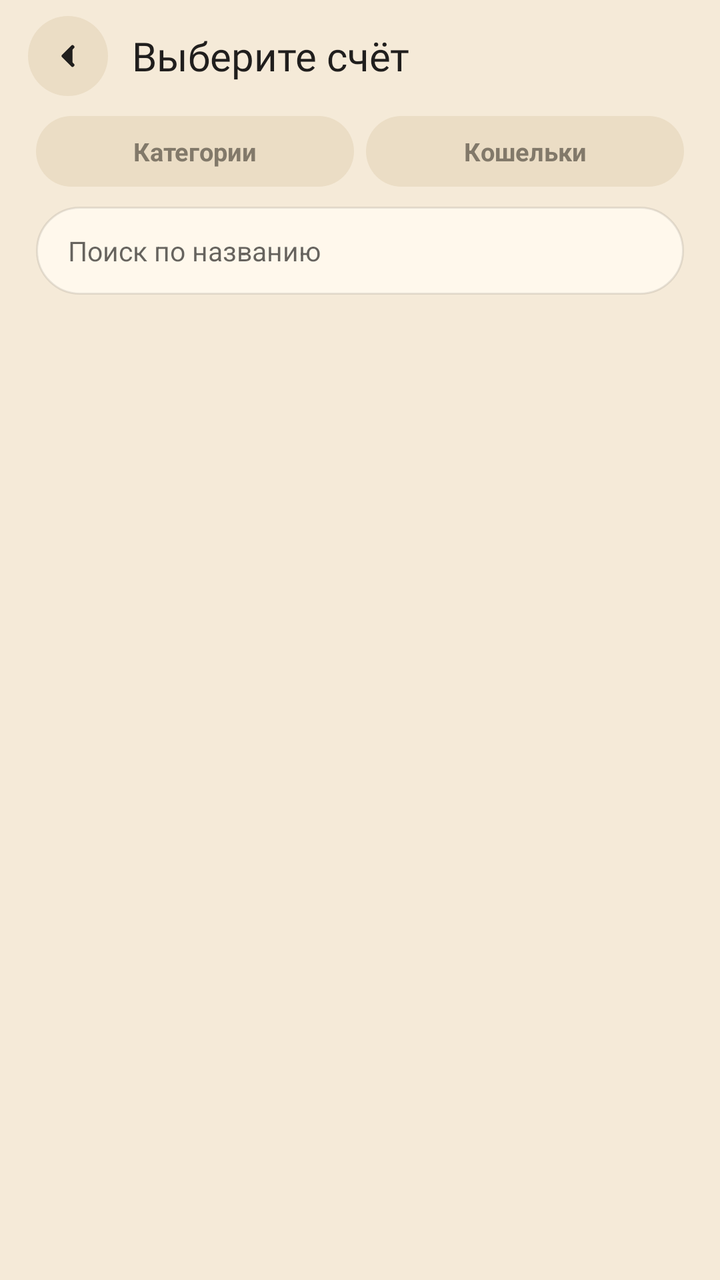
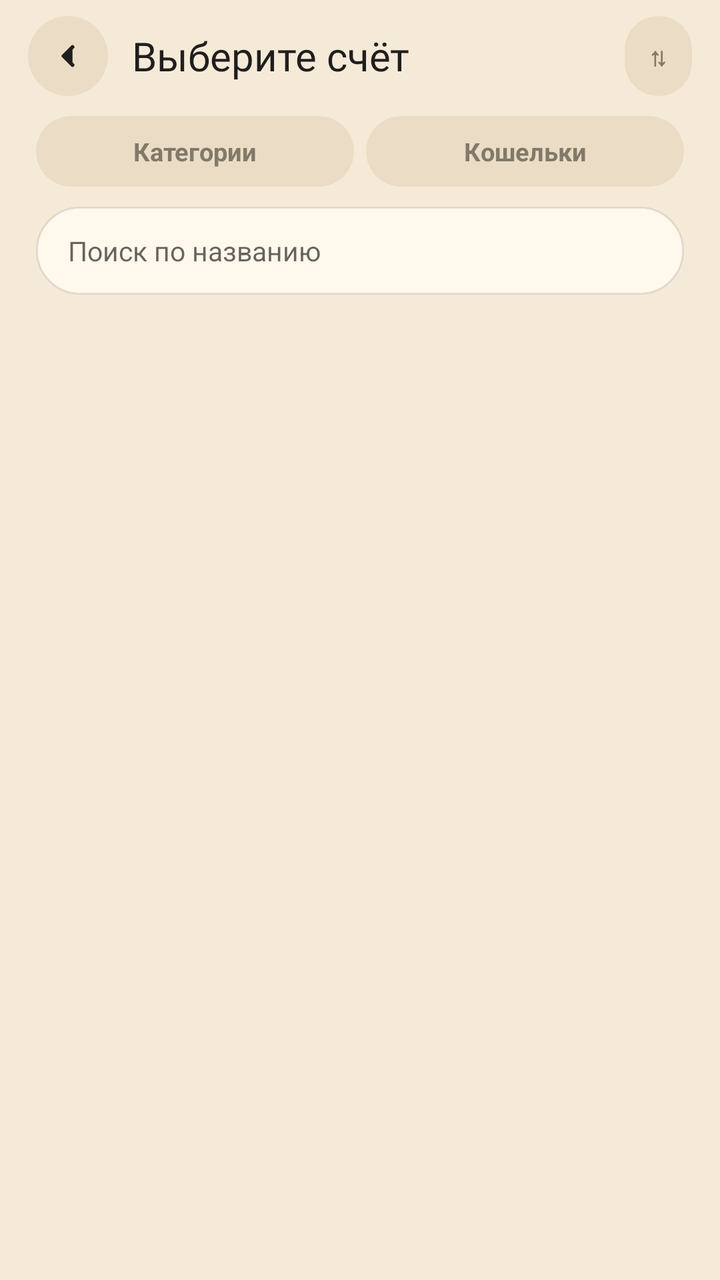

Two renders of the same Android screen: before a commit and after it. Below are the layout's source before the change and the commit's diff.
<!-- AndroidManifest.xml: activity theme AppTheme.NoActionBar -->
<!-- res/layout/activity_account_picker.xml -->
<?xml version="1.0" encoding="utf-8"?>

<LinearLayout xmlns:android="http://schemas.android.com/apk/res/android"
    android:layout_width="match_parent"
    android:layout_height="match_parent"
    android:orientation="vertical"
    android:background="@color/colorBackground">

    <LinearLayout
        android:layout_width="match_parent"
        android:layout_height="wrap_content"
        android:orientation="horizontal"
        android:gravity="center_vertical"
        android:paddingLeft="14dp"
        android:paddingRight="14dp"
        android:paddingTop="8dp"
        android:paddingBottom="10dp">

        <ImageButton
            android:id="@+id/btnUp"
            android:layout_width="40dp"
            android:layout_height="40dp"
            android:background="@drawable/bg_pill_secondary"
            android:contentDescription="Назад"
            android:padding="11dp"
            android:scaleType="fitCenter"
            android:src="@drawable/ic_nav_back"
            android:onClick="btnUp"/>

        <TextView
            android:id="@+id/pickerTitle"
            android:layout_width="0dp"
            android:layout_height="wrap_content"
            android:layout_weight="1"
            android:layout_marginStart="12dp"
            android:fontFamily="@font/caprasimo"
            android:text="Выберите счёт"
            android:textColor="@color/colorTextPrimary"
            android:textSize="20sp"/>
    </LinearLayout>

    
    <LinearLayout
        android:id="@+id/rowKindFilter"
        android:layout_width="match_parent"
        android:layout_height="wrap_content"
        android:orientation="horizontal"
        android:paddingLeft="18dp"
        android:paddingRight="18dp"
        android:paddingBottom="10dp">

        <TextView
            android:id="@+id/kindCategories"
            style="@style/FilterChip"
            android:text="Категории"
            android:onClick="onKindFilterClick"/>

        <TextView
            android:id="@+id/kindWallets"
            style="@style/FilterChip"
            android:layout_marginEnd="0dp"
            android:text="Кошельки"
            android:onClick="onKindFilterClick"/>
    </LinearLayout>

    <EditText
        android:id="@+id/searchInput"
        android:layout_width="match_parent"
        android:layout_height="44dp"
        android:layout_marginLeft="18dp"
        android:layout_marginRight="18dp"
        android:layout_marginBottom="10dp"
        android:background="@drawable/bg_input_pill"
        android:hint="Поиск по названию"
        android:inputType="text"
        android:paddingLeft="16dp"
        android:paddingRight="16dp"
        android:singleLine="true"
        android:textSize="13.5sp"/>

    <TextView
        android:id="@+id/emptyState"
        android:layout_width="match_parent"
        android:layout_height="wrap_content"
        android:layout_marginTop="24dp"
        android:gravity="center"
        android:text="Ничего не найдено"
        android:textColor="@color/colorTextHint"
        android:textSize="13sp"
        android:visibility="gone"/>

    <ListView
        android:id="@+id/listAccounts"
        android:layout_width="match_parent"
        android:layout_height="0dp"
        android:layout_weight="1"
        android:clipToPadding="false"
        android:divider="@null"
        android:paddingLeft="18dp"
        android:paddingRight="18dp"/>

    
    <LinearLayout
        android:id="@+id/btnAddAccountRow"
        android:layout_width="match_parent"
        android:layout_height="50dp"
        android:layout_margin="18dp"
        android:background="@drawable/bg_pill_dashed"
        android:gravity="center"
        android:visibility="gone"
        android:onClick="onAddAccount">

        <TextView
            android:layout_width="wrap_content"
            android:layout_height="wrap_content"
            android:text="+ Добавить кошелёк или категорию"
            android:textSize="14sp"
            android:textStyle="bold"
            android:textColor="@color/colorexpanse"/>
    </LinearLayout>
</LinearLayout>
<!-- resources referenced by this layout -->
<resources>
  <color name="colorBackground">#F5EAD8</color>
  <color name="colorTextHint">#A19786</color>
  <color name="colorTextPrimary">#201E1D</color>
  <color name="colorexpanse">#8C491A</color>
  <!-- drawable bg_input_pill (drawable) -->
  <?xml version="1.0" encoding="utf-8"?>
  <shape xmlns:android="http://schemas.android.com/apk/res/android">
      <solid android:color="@color/colorSurface"/>
      <corners android:radius="999dp"/>
      <stroke android:width="1dp" android:color="@color/colorCardBorder"/>
  </shape>
  <!-- drawable bg_pill_dashed (drawable) -->
  <?xml version="1.0" encoding="utf-8"?>
  <shape xmlns:android="http://schemas.android.com/apk/res/android">
      <solid android:color="@android:color/transparent"/>
      <corners android:radius="999dp"/>
      <stroke android:width="1.5dp" android:color="@color/colorOutlineStrong" android:dashWidth="6dp" android:dashGap="4dp"/>
  </shape>
  <!-- drawable bg_pill_secondary (drawable) -->
  <?xml version="1.0" encoding="utf-8"?>
  <ripple xmlns:android="http://schemas.android.com/apk/res/android"
      android:color="@color/colorPrimaryLight">
      <item>
          <shape>
              <solid android:color="@color/colorSurfaceAlt"/>
              <corners android:radius="999dp"/>
          </shape>
      </item>
  </ripple>
  <!-- drawable ic_nav_back (drawable) -->
  <?xml version="1.0" encoding="utf-8"?>
  <vector xmlns:android="http://schemas.android.com/apk/res/android"
      android:width="18dp" android:height="18dp" android:viewportWidth="24" android:viewportHeight="24">
      <path android:fillColor="@color/colorTextPrimary" android:pathData="M15,6 L9,12 L15,18"
          android:strokeColor="@color/colorTextPrimary" android:strokeWidth="2.5" android:strokeLineCap="round" android:strokeLineJoin="round"/>
  </vector>
  <style name="FilterChip">
          <item name="android:layout_width">0dp</item>
          <item name="android:layout_height">wrap_content</item>
          <item name="android:layout_weight">1</item>
          <item name="android:layout_marginEnd">6dp</item>
          <item name="android:background">@drawable/bg_chip_unselected</item>
          <item name="android:gravity">center</item>
          <item name="android:paddingTop">9dp</item>
          <item name="android:paddingBottom">9dp</item>
          <item name="android:textSize">12.5sp</item>
          <item name="android:textStyle">bold</item>
          <item name="android:textColor">@color/colorTextSecondary</item>
      </style>
  <style name="AppTheme.NoActionBar">
          <item name="windowActionBar">false</item>
          <item name="windowNoTitle">true</item>
      </style>
  <color name="colorSurface">#FFF8EC</color>
  <color name="colorCardBorder">#1A201E1D</color>
  <color name="colorOutlineStrong">#40201E1D</color>
  <color name="colorPrimaryLight">#F6A06B</color>
  <color name="colorSurfaceAlt">#EBDDC5</color>
  <!-- drawable bg_chip_unselected (drawable) -->
  <?xml version="1.0" encoding="utf-8"?>
  <shape xmlns:android="http://schemas.android.com/apk/res/android">
      <solid android:color="@color/colorSurfaceAlt"/>
      <corners android:radius="999dp"/>
  </shape>
  <color name="colorTextSecondary">#82796A</color>
</resources>

<!-- the commit's change to res/layout/activity_account_picker.xml (unified diff, before → after) -->
@@ -37,6 +37,24 @@
             android:text="Выберите счёт"
             android:textColor="@color/colorTextPrimary"
             android:textSize="20sp"/>
+
+        
+        <TextView
+            android:id="@+id/btnSort"
+            android:layout_width="wrap_content"
+            android:layout_height="40dp"
+            android:layout_marginStart="8dp"
+            android:background="@drawable/bg_pill_secondary"
+            android:clickable="true"
+            android:focusable="true"
+            android:gravity="center"
+            android:paddingLeft="12dp"
+            android:paddingRight="12dp"
+            android:text="⇅"
+            android:textColor="@color/colorTextSecondary"
+            android:textSize="12.5sp"
+            android:textStyle="bold"
+            android:onClick="onPickSort"/>
     </LinearLayout>
 
     
